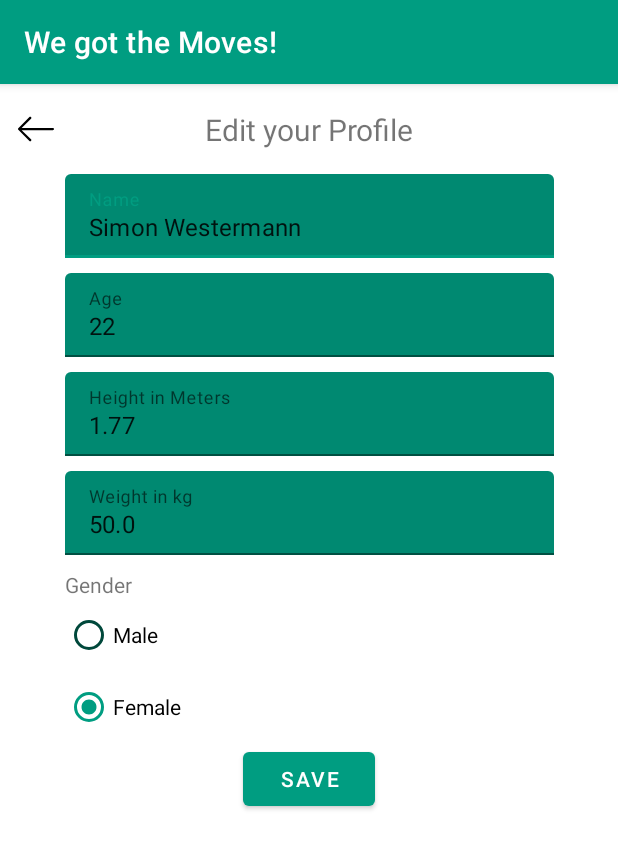
After one commit to LemiSt24/SG2022-We-Got-The-Moves, an Android app: the UserDataChangeActivity screen opened directly, with no data from a screen before it, on a phone screen of 412 x 824 dp. The commit adds this screen. Shown: the top 849 px of the screen. Run offline under Robolectric (Android 15) with nearby library versions, the phone set to English and light mode, and no system bars.

Commit message:
Added Screen for changing User Data, which saves new data to DB

```diff
--- a/app/src/main/java/com/sg2022/we_got_the_moves/MainActivity.java
+++ b/app/src/main/java/com/sg2022/we_got_the_moves/MainActivity.java
@@ -1,5 +1,6 @@
 package com.sg2022.we_got_the_moves;
 
+import android.content.Intent;
 import android.os.Bundle;
 
 import androidx.appcompat.app.AppCompatActivity;
@@ -10,12 +11,18 @@ import androidx.navigation.ui.NavigationUI;
 
 import com.google.android.material.bottomnavigation.BottomNavigationView;
 import com.sg2022.we_got_the_moves.databinding.ActivityMainBinding;
+import com.sg2022.we_got_the_moves.ui.settings.SettingsViewModel;
+import com.sg2022.we_got_the_moves.ui.settings.UserDataChangeActivity;
+
+import java.lang.ref.WeakReference;
 
 public class MainActivity extends AppCompatActivity {
 
     private static final String TAG = "MainActivity";
 
     private ActivityMainBinding binding;
+
+    private static WeakReference<MainActivity> weakMainActivity;
 
     @Override
     protected void onCreate(Bundle savedInstanceState) {
@@ -34,6 +41,17 @@ public class MainActivity extends AppCompatActivity {
         NavController navController = Navigation.findNavController(this, R.id.nav_host_fragment_activity_main);
         NavigationUI.setupActionBarWithNavController(this, navController, appBarConfiguration);
         NavigationUI.setupWithNavController(binding.navView, navController);
+
+        weakMainActivity = new WeakReference<>(MainActivity.this);
+    }
+
+    public static MainActivity getInstanceActivity(){
+        return weakMainActivity.get();
+    }
+
+    public void openUserDataChangeActivity(){
+        Intent intent = new Intent(this, UserDataChangeActivity.class);
+        startActivity(intent);
     }
 
     @Override
--- a/app/src/main/java/com/sg2022/we_got_the_moves/db/daos/UserDao.java
+++ b/app/src/main/java/com/sg2022/we_got_the_moves/db/daos/UserDao.java
@@ -21,4 +21,5 @@ public interface UserDao {
 
     @Query("Select * From User")
     LiveData<User> getUser();
+
 }
--- a/app/src/main/java/com/sg2022/we_got_the_moves/repository/UserRepository.java
+++ b/app/src/main/java/com/sg2022/we_got_the_moves/repository/UserRepository.java
@@ -42,4 +42,8 @@ public class UserRepository {
     public LiveData<User> getUser(){
         return this.userDao.getUser();
     }
+
+    public void update(User u){
+        this.executors.getPoolThread().execute(() -> this.userDao.update(u));
+    }
 }
--- a/app/src/main/java/com/sg2022/we_got_the_moves/ui/settings/SettingsFragment.java
+++ b/app/src/main/java/com/sg2022/we_got_the_moves/ui/settings/SettingsFragment.java
@@ -5,12 +5,16 @@ import android.view.LayoutInflater;
 import android.view.View;
 import android.view.ViewGroup;
 import android.widget.TextView;
+import android.widget.Toast;
 
 import androidx.annotation.NonNull;
+import androidx.databinding.DataBindingUtil;
 import androidx.fragment.app.Fragment;
 import androidx.lifecycle.LiveData;
 import androidx.lifecycle.ViewModelProvider;
 
+import com.sg2022.we_got_the_moves.MainActivity;
+import com.sg2022.we_got_the_moves.R;
 import com.sg2022.we_got_the_moves.databinding.FragmentSettingsBinding;
 import com.sg2022.we_got_the_moves.db.entity.User;
 
@@ -29,6 +33,10 @@ public class SettingsFragment extends Fragment {
 
         binding = FragmentSettingsBinding.inflate(inflater, container, false);
         View root = binding.getRoot();
+
+        binding.editBtnUserDataChange.setOnClickListener(v -> {
+            MainActivity.getInstanceActivity().openUserDataChangeActivity();
+        });
 
         final TextView textView = binding.textSettings;
         model.getDBUser().observe(getViewLifecycleOwner(), userData -> {
--- /dev/null
+++ b/app/src/main/java/com/sg2022/we_got_the_moves/ui/settings/UserDataChangeActivity.java
@@ -0,0 +1,75 @@
+package com.sg2022.we_got_the_moves.ui.settings;
+
+import androidx.appcompat.app.AppCompatActivity;
+import androidx.lifecycle.ViewModelProvider;
+
+import android.os.Bundle;
+import android.widget.Button;
+import android.widget.ImageButton;
+import android.widget.RadioButton;
+
+
+import com.google.android.material.textfield.TextInputEditText;
+import com.sg2022.we_got_the_moves.R;
+import com.sg2022.we_got_the_moves.db.entity.User;
+
+import java.lang.ref.WeakReference;
+
+public class UserDataChangeActivity extends AppCompatActivity{
+
+    private static WeakReference<UserDataChangeActivity> weakUserDataChangeActivity;
+
+    @Override
+    protected void onCreate(Bundle savedInstanceState) {
+        super.onCreate(savedInstanceState);
+        setContentView(R.layout.fragment_user_data_change);
+        weakUserDataChangeActivity = new WeakReference<>(UserDataChangeActivity.this);
+
+        //Back Button ends this activity -> back to Settings
+        ImageButton backButton = findViewById(R.id.backButtonUserDataChange);
+        backButton.setOnClickListener(v -> finish());
+
+        //getting a SettingsViewModel for access to UserDB
+        SettingsViewModel.Factory factory = new SettingsViewModel.Factory(getApplication());
+        SettingsViewModel model = new ViewModelProvider(this, factory).get(SettingsViewModel.class);
+
+        //getting the DB data and writing it as text to TextInputEditText and Radio Buttons
+        model.repository.getUser().observe(getInstanceActivity(), userData -> {
+            ((TextInputEditText) findViewById(R.id.TextInputName)).setText(userData.name);
+            ((TextInputEditText) findViewById(R.id.TextInputAge)).setText(Integer.toString(userData.age));
+            ((TextInputEditText) findViewById(R.id.TextInputHeight)).setText(Float.toString(userData.hightInMeters));
+            ((TextInputEditText) findViewById(R.id.TextInputWeight)).setText(Float.toString(userData.weigthInKg));
+            if (userData.isMale){
+                ((RadioButton) findViewById(R.id.maleButton)).toggle();
+            }
+            else{
+                ((RadioButton) findViewById(R.id.femaleButton)).toggle();
+            }
+        });
+
+        //setting up the save button
+        Button saveButton = findViewById(R.id.save_button_user_data_change);
+        saveButton.setOnClickListener(v -> {
+            User newUser = new User(
+                    ((TextInputEditText)findViewById(R.id.TextInputName)).getText().toString(), //set Name
+                    Float.valueOf(((TextInputEditText) findViewById(R.id.TextInputHeight)).getText().toString()), //set Height
+                    Float.valueOf(((TextInputEditText) findViewById(R.id.TextInputWeight)).getText().toString()), //set Weight
+                    findViewById(R.id.maleButton).isActivated(), //set Gender
+                    Integer.valueOf(((TextInputEditText) findViewById(R.id.TextInputAge)).getText().toString()) //set Age
+            );
+            //update the user in DB and closes View
+            model.repository.update(newUser);
+            finish();
+        });
+
+
+
+
+
+    }
+
+    public static UserDataChangeActivity getInstanceActivity() {
+        return weakUserDataChangeActivity.get();
+    }
+
+}
--- /dev/null
+++ b/app/src/main/res/drawable-v24/ic_back_button.xml
@@ -0,0 +1,9 @@
+<vector xmlns:android="http://schemas.android.com/apk/res/android"
+    android:width="24dp"
+    android:height="24dp"
+    android:viewportWidth="386.24"
+    android:viewportHeight="386.24">
+  <path
+      android:fillColor="@color/black"
+      android:pathData="M374.21,182.3H39.43l100.15,-99.77c4.7,-4.7 4.7,-12.32 0,-17.01c-4.7,-4.7 -12.32,-4.7 -17.01,0L3.47,184.61c-4.63,4.63 -4.63,12.38 0,17.01l119.1,119.1c4.7,4.7 12.32,4.7 17.01,0c4.7,-4.7 4.7,-12.32 0,-17.01L39.43,206.36h334.78c6.64,0 12.03,-5.39 12.03,-12.03S380.85,182.3 374.21,182.3z"/>
+</vector>
--- a/app/src/main/res/layout/fragment_settings.xml
+++ b/app/src/main/res/layout/fragment_settings.xml
@@ -7,16 +7,30 @@
     android:layout_height="match_parent"
     tools:context="com.sg2022.we_got_the_moves.ui.settings.SettingsFragment">
 
+    <ImageButton
+        android:id="@+id/edit_btn_user_data_change"
+        android:layout_width="wrap_content"
+        android:layout_height="wrap_content"
+        android:backgroundTint="#00FFFFFF"
+        android:contentDescription="@string/edit"
+        android:minHeight="48dp"
+        android:src="@drawable/ic_edit_black_24dp"
+        app:layout_constraintBottom_toBottomOf="@+id/text_settings"
+        app:layout_constraintEnd_toEndOf="parent"
+        app:layout_constraintTop_toTopOf="@+id/text_settings"
+        tools:ignore="ImageContrastCheck" />
+
     <LinearLayout
         android:id="@+id/linearLayout"
-        android:layout_width="168dp"
-        android:layout_height="122dp"
+        android:layout_width="wrap_content"
+        android:layout_height="wrap_content"
         android:orientation="vertical"
         app:layout_constraintBottom_toBottomOf="parent"
         app:layout_constraintEnd_toEndOf="parent"
+        app:layout_constraintHorizontal_bias="0.497"
         app:layout_constraintStart_toStartOf="parent"
         app:layout_constraintTop_toBottomOf="@+id/text_settings"
-        app:layout_constraintVertical_bias="0.041"
+        app:layout_constraintVertical_bias="0.046"
         tools:visibility="visible">
 
         <TextView
@@ -64,13 +78,13 @@
 
     <TextView
         android:id="@+id/text_settings"
-        android:layout_width="match_parent"
+        android:layout_width="wrap_content"
         android:layout_height="wrap_content"
-        android:layout_marginTop="48dp"
         android:text="Your Profile"
         android:textAlignment="center"
         android:textSize="20sp"
-        app:layout_constraintTop_toTopOf="parent"
-        tools:layout_editor_absoluteX="0dp" />
+        app:layout_constraintEnd_toEndOf="parent"
+        app:layout_constraintStart_toStartOf="parent"
+        app:layout_constraintTop_toTopOf="parent" />
 
 </androidx.constraintlayout.widget.ConstraintLayout>
--- /dev/null
+++ b/app/src/main/res/layout/fragment_user_data_change.xml
@@ -0,0 +1,162 @@
+<?xml version="1.0" encoding="utf-8"?>
+<androidx.constraintlayout.widget.ConstraintLayout xmlns:android="http://schemas.android.com/apk/res/android"
+    xmlns:app="http://schemas.android.com/apk/res-auto"
+    xmlns:tools="http://schemas.android.com/tools"
+    android:layout_width="match_parent"
+    android:layout_height="match_parent">
+
+    <ImageButton
+        android:id="@+id/backButtonUserDataChange"
+        android:layout_width="wrap_content"
+        android:layout_height="wrap_content"
+        android:backgroundTint="@color/white"
+        app:layout_constraintBottom_toTopOf="@+id/guideline3"
+        app:layout_constraintStart_toStartOf="parent"
+        app:layout_constraintTop_toTopOf="parent"
+        app:srcCompat="@drawable/ic_back_button" />
+
+    <TextView
+        android:id="@+id/Title"
+        android:layout_width="wrap_content"
+        android:layout_height="wrap_content"
+        android:text="Edit your Profile"
+        android:textSize="20sp"
+        app:layout_constraintBottom_toTopOf="@+id/guideline3"
+        app:layout_constraintEnd_toEndOf="parent"
+        app:layout_constraintStart_toStartOf="@+id/backButtonUserDataChange"
+        app:layout_constraintTop_toTopOf="parent" />
+
+    <androidx.constraintlayout.widget.Guideline
+        android:id="@+id/guideline3"
+        android:layout_width="wrap_content"
+        android:layout_height="wrap_content"
+        android:orientation="horizontal"
+        app:layout_constraintGuide_begin="60dp" />
+
+    <LinearLayout
+        android:id="@+id/linearLayout2"
+        android:layout_width="326dp"
+        android:layout_height="wrap_content"
+        android:orientation="vertical"
+        app:layout_constraintEnd_toEndOf="parent"
+        app:layout_constraintStart_toStartOf="parent"
+        app:layout_constraintTop_toTopOf="@+id/guideline3">
+
+        <com.google.android.material.textfield.TextInputLayout
+            android:layout_width="match_parent"
+            android:layout_height="wrap_content">
+
+            <com.google.android.material.textfield.TextInputEditText
+                android:id="@+id/TextInputName"
+                android:layout_width="match_parent"
+                android:layout_height="wrap_content"
+                android:hint="Name" />
+
+        </com.google.android.material.textfield.TextInputLayout>
+
+        <View
+            android:id="@+id/divider"
+            android:layout_width="match_parent"
+            android:layout_height="10dp"
+            android:background="?android:attr/listDivider"
+            android:backgroundTint="@color/white" />
+
+        <com.google.android.material.textfield.TextInputLayout
+            android:layout_width="match_parent"
+            android:layout_height="wrap_content">
+
+            <com.google.android.material.textfield.TextInputEditText
+                android:id="@+id/TextInputAge"
+                android:layout_width="match_parent"
+                android:layout_height="wrap_content"
+                android:hint="Age"
+                android:inputType="number" />
+
+        </com.google.android.material.textfield.TextInputLayout>
+
+        <View
+            android:id="@+id/divider2"
+            android:layout_width="match_parent"
+            android:layout_height="10dp"
+            android:layout_weight="1"
+            android:background="?android:attr/listDivider"
+            android:backgroundTint="@color/white" />
+
+        <com.google.android.material.textfield.TextInputLayout
+            android:layout_width="match_parent"
+            android:layout_height="wrap_content">
+
+            <com.google.android.material.textfield.TextInputEditText
+                android:id="@+id/TextInputHeight"
+                android:layout_width="match_parent"
+                android:layout_height="wrap_content"
+                android:hint="Height in Meters"
+                android:inputType="numberDecimal" />
+
+        </com.google.android.material.textfield.TextInputLayout>
+
+        <View
+            android:id="@+id/divider5"
+            android:layout_width="match_parent"
+            android:layout_height="10dp"
+            android:layout_weight="1"
+            android:background="?android:attr/listDivider"
+            android:backgroundTint="@color/white" />
+
+        <com.google.android.material.textfield.TextInputLayout
+            android:layout_width="match_parent"
+            android:layout_height="wrap_content">
+
+            <com.google.android.material.textfield.TextInputEditText
+                android:id="@+id/TextInputWeight"
+                android:layout_width="match_parent"
+                android:layout_height="wrap_content"
+                android:hint="Weight in kg"
+                android:inputType="numberDecimal" />
+
+        </com.google.android.material.textfield.TextInputLayout>
+
+        <View
+            android:id="@+id/divider6"
+            android:layout_width="match_parent"
+            android:layout_height="10dp"
+            android:layout_weight="1"
+            android:background="?android:attr/listDivider"
+            android:backgroundTint="@color/white" />
+
+        <RadioGroup
+            android:id="@+id/gender"
+            android:layout_width="wrap_content"
+            android:layout_height="wrap_content">
+
+            <TextView
+                android:id="@+id/textView"
+                android:layout_width="match_parent"
+                android:layout_height="wrap_content"
+                android:text="Gender" />
+
+            <RadioButton
+                android:id="@+id/maleButton"
+                android:layout_width="match_parent"
+                android:layout_height="wrap_content"
+                android:text="Male" />
+
+            <RadioButton
+                android:id="@+id/femaleButton"
+                android:layout_width="match_parent"
+                android:layout_height="wrap_content"
+                android:text="Female" />
+        </RadioGroup>
+
+    </LinearLayout>
+
+    <Button
+        android:id="@+id/save_button_user_data_change"
+        android:layout_width="wrap_content"
+        android:layout_height="wrap_content"
+        android:text="Save"
+        app:layout_constraintEnd_toEndOf="parent"
+        app:layout_constraintStart_toStartOf="parent"
+        app:layout_constraintTop_toBottomOf="@+id/linearLayout2" />
+
+</androidx.constraintlayout.widget.ConstraintLayout>
```
Also changed, not shown: app/src/main/AndroidManifest.xml (+7 -0 lines).
